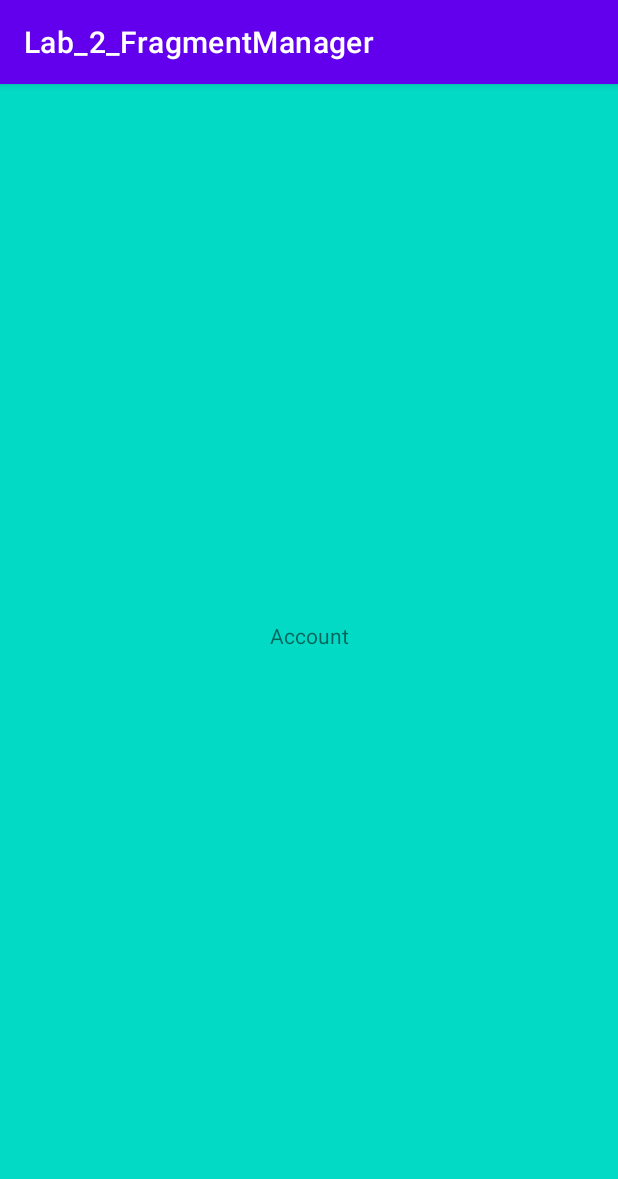
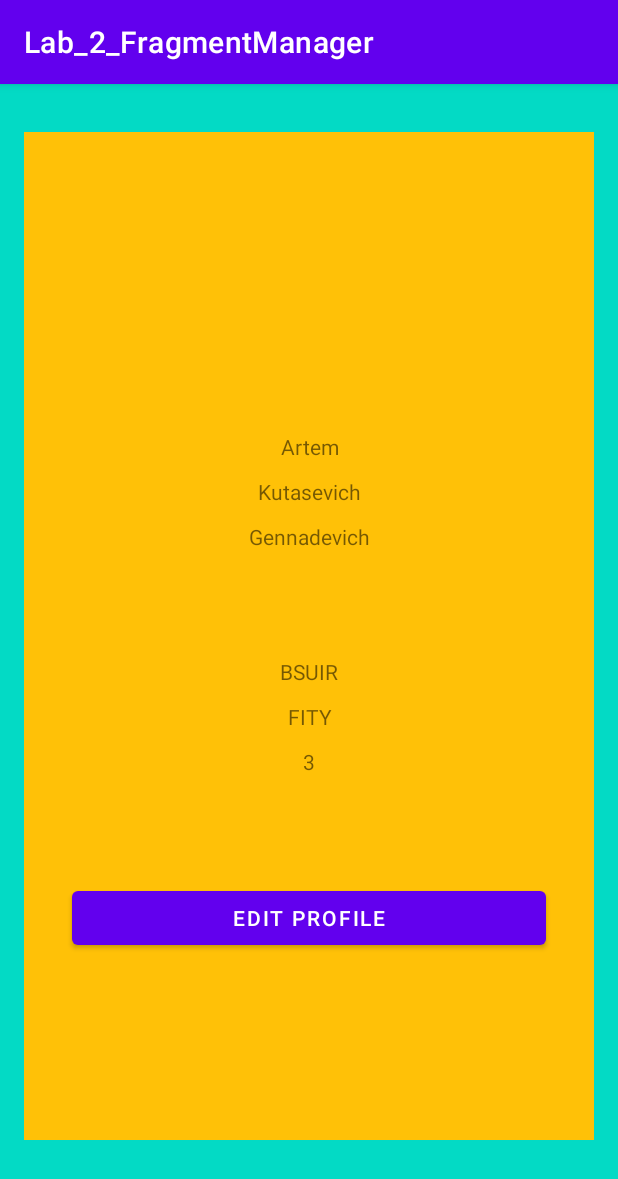
Before and after one commit to artemiykutasevich/Lab_2_FragmentManager, an Android app: the fragment AccountFragment placed in its activity, on a phone screen of 412 x 824 dp. Shown: the top 1179 px of the screen. Run offline under Robolectric (Android 15) with nearby library versions, the phone set to English and light mode, and no system bars.

Commit message:
Basic FragmentManager created

```diff
--- a/app/src/main/java/com/example/lab_2_fragmentmanager/AccountFragment.kt
+++ b/app/src/main/java/com/example/lab_2_fragmentmanager/AccountFragment.kt
@@ -5,15 +5,32 @@ import androidx.fragment.app.Fragment
 import android.view.LayoutInflater
 import android.view.View
 import android.view.ViewGroup
+import androidx.fragment.app.activityViewModels
+import com.example.lab_2_fragmentmanager.databinding.FragmentAccountBinding
 
 class AccountFragment : Fragment() {
+    lateinit var binding: FragmentAccountBinding
+    private val dataModel: DataModel by activityViewModels()
 
     override fun onCreateView(
         inflater: LayoutInflater, container: ViewGroup?,
         savedInstanceState: Bundle?
     ): View? {
-        // Inflate the layout for this fragment
-        return inflater.inflate(R.layout.fragment_account, container, false)
+        binding = FragmentAccountBinding.inflate(inflater)
+        return binding.root
+    }
+
+    override fun onViewCreated(view: View, savedInstanceState: Bundle?) {
+        binding.firstnameTextView.text = dataModel.firstname.value
+        binding.lastnameTextView.text = dataModel.lastname.value
+        binding.middlenameTextView.text = dataModel.middlename.value
+        binding.universityTextView.text = dataModel.university.value
+        binding.facultyTextView.text = dataModel.faculty.value
+        binding.courseTextView.text = dataModel.course.value.toString()
+
+        binding.editProfileButton.setOnClickListener {
+            dataModel.showEditFragment.value = true
+        }
     }
 
     companion object {
--- a/app/src/main/java/com/example/lab_2_fragmentmanager/DataModel.kt
+++ b/app/src/main/java/com/example/lab_2_fragmentmanager/DataModel.kt
@@ -11,4 +11,32 @@ open class DataModel: ViewModel() {
     val password: MutableLiveData<String> by lazy {
         MutableLiveData<String>()
     }
+
+    val showEditFragment: MutableLiveData<Boolean> by lazy {
+        MutableLiveData<Boolean>()
+    }
+
+    val firstname: MutableLiveData<String> by lazy {
+        MutableLiveData<String>()
+    }
+
+    val lastname: MutableLiveData<String> by lazy {
+        MutableLiveData<String>()
+    }
+
+    val middlename: MutableLiveData<String> by lazy {
+        MutableLiveData<String>()
+    }
+
+    val university: MutableLiveData<String> by lazy {
+        MutableLiveData<String>()
+    }
+
+    val faculty: MutableLiveData<String> by lazy {
+        MutableLiveData<String>()
+    }
+
+    val course: MutableLiveData<String> by lazy {
+        MutableLiveData<String>()
+    }
 }
--- a/app/src/main/java/com/example/lab_2_fragmentmanager/MainActivity.kt
+++ b/app/src/main/java/com/example/lab_2_fragmentmanager/MainActivity.kt
@@ -15,8 +15,8 @@ class MainActivity : AppCompatActivity() {
     val realUsername = "username"
     val realPassword = "password"
 
-    var localUsername = ""
-    var localPassword = ""
+    var tmpUsername = ""
+    var tmpPassword = ""
 
     override fun onCreate(savedInstanceState: Bundle?) {
         super.onCreate(savedInstanceState)
@@ -25,19 +25,35 @@ class MainActivity : AppCompatActivity() {
 
         openFrag(AuthorizationFragment.newInstance())
 
+        dataModel.firstname.value = "Artem"
+        dataModel.lastname.value = "Kutasevich"
+        dataModel.middlename.value = "Gennadevich"
+        dataModel.university.value = "BSUIR"
+        dataModel.faculty.value = "FITY"
+        dataModel.course.value = "3"
+
         dataModel.username.observe(this, {
-            localUsername = it
+            tmpUsername = it
             authorization()
         })
 
         dataModel.password.observe(this, {
-            localPassword = it
+            tmpPassword = it
             authorization()
+        })
+
+        dataModel.showEditFragment.observe(this, {
+            if (it == true) {
+                openFrag(EditAccountFragment.newInstance())
+            }
+            if (it == false) {
+                openFrag(AccountFragment.newInstance())
+            }
         })
     }
 
     private fun authorization() {
-        if ((localUsername == realUsername) && (localPassword == realPassword)) {
+        if ((tmpUsername == realUsername) && (tmpPassword == realPassword)) {
             openFrag(AccountFragment.newInstance())
         } else {
             val text = "Something bad"
--- a/app/src/main/res/layout/fragment_account.xml
+++ b/app/src/main/res/layout/fragment_account.xml
@@ -1,15 +1,92 @@
 <?xml version="1.0" encoding="utf-8"?>
 <FrameLayout xmlns:android="http://schemas.android.com/apk/res/android"
+    xmlns:app="http://schemas.android.com/apk/res-auto"
     xmlns:tools="http://schemas.android.com/tools"
     android:layout_width="match_parent"
     android:layout_height="match_parent"
+    android:background="#FFC107"
     tools:context=".AccountFragment">
 
     <!-- TODO: Update blank fragment layout -->
+
+    <ImageView
+        android:id="@+id/imageView"
+        android:layout_width="match_parent"
+        android:layout_height="wrap_content"
+        android:layout_marginLeft="100dp"
+        android:layout_marginTop="50dp"
+        android:layout_marginRight="100dp"
+        android:gravity="center"
+        tools:src="@tools:sample/avatars" />
+
     <TextView
+        android:id="@+id/firstnameTextView"
         android:layout_width="match_parent"
-        android:layout_height="match_parent"
+        android:layout_height="wrap_content"
+        android:layout_marginLeft="32dp"
+        android:layout_marginTop="200dp"
+        android:layout_marginRight="32dp"
         android:gravity="center"
-        android:text="Account" />
+        android:text="firstname" />
+
+    <TextView
+        android:id="@+id/lastnameTextView"
+        android:layout_width="match_parent"
+        android:layout_height="wrap_content"
+        android:layout_marginLeft="32dp"
+        android:layout_marginTop="230dp"
+        android:layout_marginRight="32dp"
+        android:gravity="center"
+        android:text="lastname" />
+
+    <TextView
+        android:id="@+id/middlenameTextView"
+        android:layout_width="match_parent"
+        android:layout_height="wrap_content"
+        android:layout_marginLeft="32dp"
+        android:layout_marginTop="260dp"
+        android:layout_marginRight="32dp"
+        android:gravity="center"
+        android:text="middlename" />
+
+    <TextView
+        android:id="@+id/universityTextView"
+        android:layout_width="match_parent"
+        android:layout_height="wrap_content"
+        android:layout_marginLeft="32dp"
+        android:layout_marginTop="350dp"
+        android:layout_marginRight="32dp"
+        android:gravity="center"
+        android:text="university" />
+
+    <TextView
+        android:id="@+id/facultyTextView"
+        android:layout_width="match_parent"
+        android:layout_height="wrap_content"
+        android:layout_marginLeft="32dp"
+        android:layout_marginTop="380dp"
+        android:layout_marginRight="32dp"
+        android:gravity="center"
+        android:text="faculty" />
+
+    <TextView
+        android:id="@+id/courseTextView"
+        android:layout_width="match_parent"
+        android:layout_height="wrap_content"
+        android:layout_marginLeft="32dp"
+        android:layout_marginTop="410dp"
+        android:layout_marginRight="32dp"
+        android:gravity="center"
+        android:text="course" />
+
+    <Button
+        android:id="@+id/editProfileButton"
+        android:layout_width="match_parent"
+        android:layout_height="wrap_content"
+        android:layout_marginLeft="32dp"
+        android:layout_marginTop="500dp"
+        android:layout_marginRight="32dp"
+        android:gravity="center"
+        android:text="Edit profile" />
 
 </FrameLayout>
```
Also changed, not shown: app/src/main/java/com/example/lab_2_fragmentmanager/EditAccountFragment.kt (added, +53 -0 lines), app/src/main/res/layout/fragment_edit_account.xml (added, +110 -0 lines).
